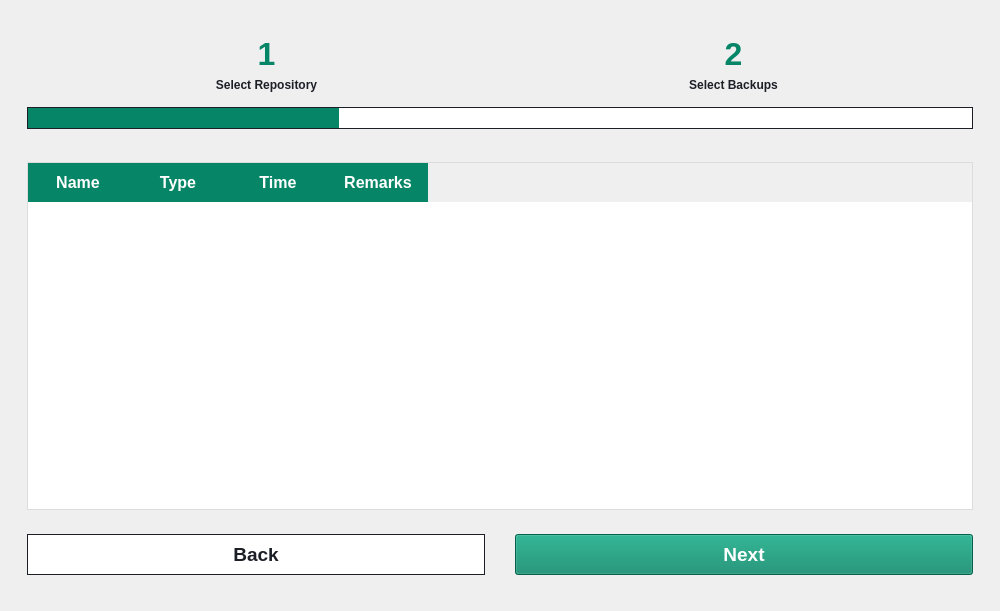
This is src/gui/tabs/backup_tab.ui in HPE-Backup-and-Recovery-System/ResilioZ as Qt 5 draws it before an edit. The edited form follows.
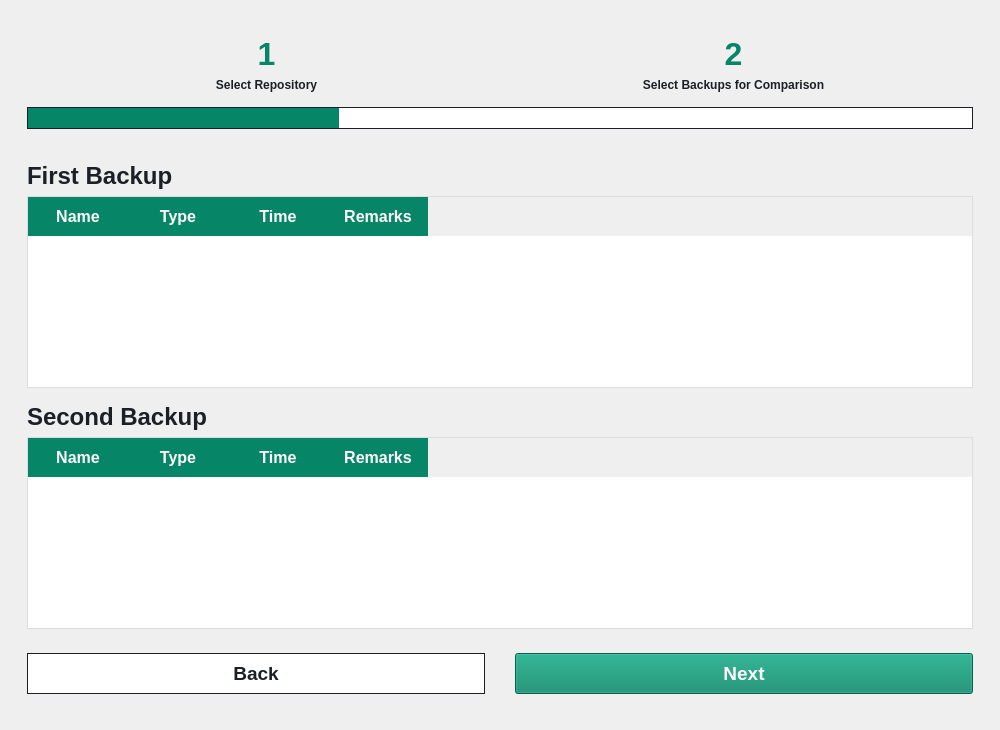
This is the edited form. The open tabs and pages were chosen to show the change. Icons and pictures are not drawn.

Commit message: GUI: Compare Backups Integration with General Fixes

The edit to the form file:
```diff
--- a/src/gui/tabs/backup_tab.ui
+++ b/src/gui/tabs/backup_tab.ui
@@ -1562,7 +1562,7 @@
                    <item>
                     <widget class="QLabel" name="label_17">
                      <property name="text">
-                      <string>Select Backups</string>
+                      <string>Select Backups for Comparison</string>
                      </property>
                      <property name="alignment">
                       <set>Qt::AlignCenter</set>
@@ -1801,9 +1801,104 @@
                    </layout>
                   </widget>
                   <widget class="QWidget" name="tablePage_compare">
-                   <layout class="QGridLayout" name="gridLayout_18">
-                    <item row="0" column="0">
-                     <widget class="QTableWidget" name="compareTable">
+                   <layout class="QVBoxLayout" name="verticalLayout_12">
+                    <item>
+                     <widget class="QLabel" name="label_18">
+                      <property name="text">
+                       <string>First Backup</string>
+                      </property>
+                     </widget>
+                    </item>
+                    <item>
+                     <widget class="QTableWidget" name="firstCmpTable">
+                      <property name="styleSheet">
+                       <string notr="true">* {
+    font-size: 12pt;
+    color: rgb(29, 31, 39);
+}
+
+QHeaderView::section {
+    background-color: rgb(6, 134, 103);
+    color: white;
+    font-weight: bold;
+    padding: 8px 12px;
+    border: none;
+}
+
+QTableCornerButton::section {
+    background-color: rgb(6, 134, 103);
+    border: none;
+}
+
+QTableWidget {
+    background-color: white;
+    selection-background-color: rgb(6, 134, 103);
+    selection-color: white;
+    gridline-color: transparent;
+    border: 1px solid rgb(220, 220, 220);
+    show-decoration-selected: 1;
+}
+
+QTableWidget::item {
+    padding: 6px 10px;
+    border: none;
+    font-weight: normal;
+    color: rgb(29, 31, 39);
+}
+
+QTableWidget::item:hover {
+    background-color: rgba(6, 134, 103, 0.1);
+}
+
+QTableWidget::item:selected {
+    background-color: rgba(6, 134, 103, 0.5);
+    color: white;
+    font-weight: 700;
+}
+
+QTableView {
+    show-decoration-selected: 1;
+}
+</string>
+                      </property>
+                      <column>
+                       <property name="text">
+                        <string>Name</string>
+                       </property>
+                      </column>
+                      <column>
+                       <property name="text">
+                        <string>Type</string>
+                       </property>
+                      </column>
+                      <column>
+                       <property name="text">
+                        <string>Time</string>
+                       </property>
+                      </column>
+                      <column>
+                       <property name="text">
+                        <string>Remarks</string>
+                       </property>
+                      </column>
+                     </widget>
+                    </item>
+                    <item>
+                     <widget class="Line" name="line">
+                      <property name="orientation">
+                       <enum>Qt::Horizontal</enum>
+                      </property>
+                     </widget>
+                    </item>
+                    <item>
+                     <widget class="QLabel" name="label_19">
+                      <property name="text">
+                       <string>Second Backup</string>
+                      </property>
+                     </widget>
+                    </item>
+                    <item>
+                     <widget class="QTableWidget" name="secondCmpTable">
                       <property name="styleSheet">
                        <string notr="true">* {
     font-size: 12pt;
```
Left out of the diff: 13 changed lines with no effect on the pictures. The commit also changes 17 other files.
